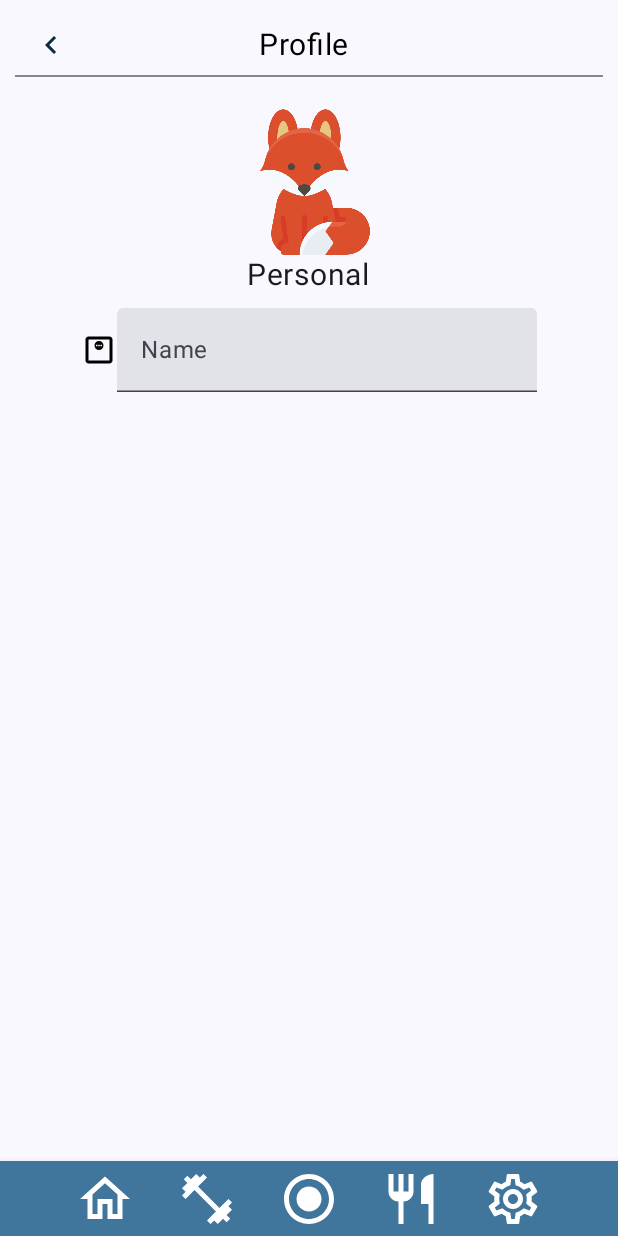
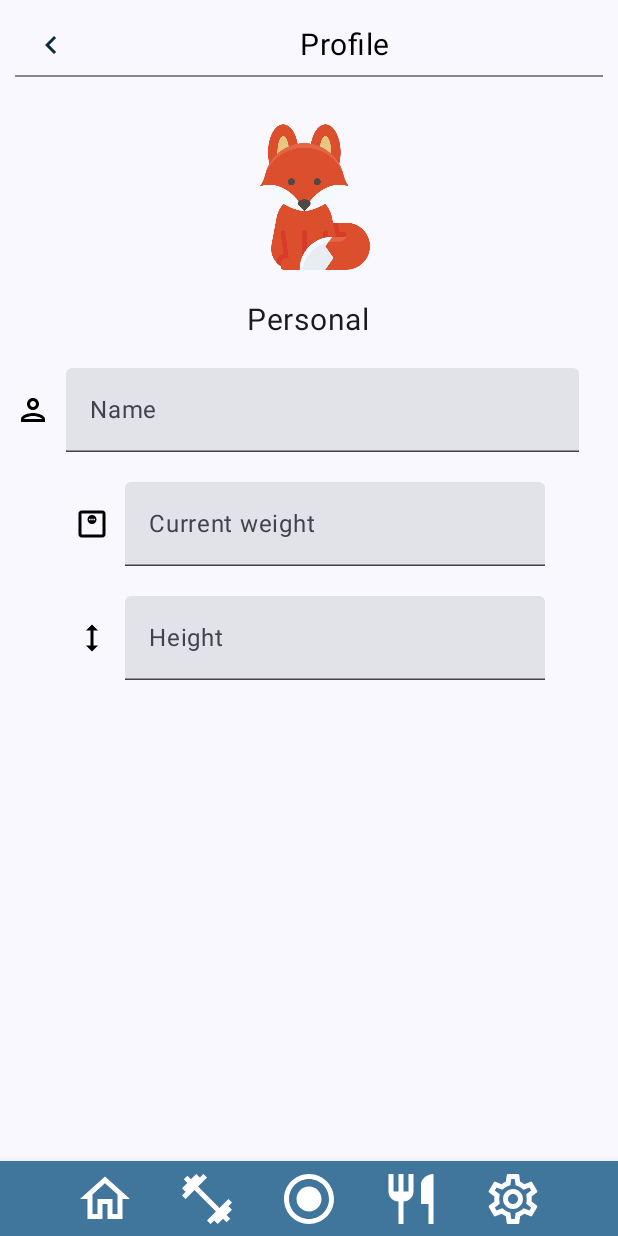
Before and after one commit to GeorgeWhittington/Fitness-App, an Android app built with Jetpack Compose: the ProfileSettings screen opened through its navigation route, on a phone screen of 412 x 824 dp. Run offline under Robolectric (Android 15) with nearby library versions, the phone set to English and light mode, and no system bars; our stand-ins replace Dagger/Hilt's generated code.

Commit message:
some setting stuff

```diff
--- a/app/src/main/java/com/foxden/fitnessapp/MainActivity.kt
+++ b/app/src/main/java/com/foxden/fitnessapp/MainActivity.kt
@@ -21,6 +21,7 @@ import com.foxden.fitnessapp.ui.SettingsScreen
 import com.foxden.fitnessapp.ui.NutritionTrackingScreen
 import com.foxden.fitnessapp.ui.ProfileSettings
 import com.foxden.fitnessapp.ui.DisplaySettings
+import com.foxden.fitnessapp.ui.GoalsSettings
 import com.foxden.fitnessapp.ui.theme.FitnessAppTheme
 import com.foxden.fitnessapp.utils.LocationViewModel
 import dagger.hilt.android.AndroidEntryPoint
@@ -36,6 +37,7 @@ object Routes {
 
     const val PROFILE_SETTINGS_SCREEN = "ProfileSettingsScreen"
     const val DISPLAY_SETTINGS_SCREEN = "DisplaySettingsScreen"
+    const val GOALS_SETTINGS_SCREEN = "GoalsSettingsScreen"
 
     const val DBTEST_SCREEN = "DBTestScreen"
 }
@@ -105,6 +107,9 @@ class MainActivity : ComponentActivity() {
                     composable(Routes.DISPLAY_SETTINGS_SCREEN) {
                         DisplaySettings(navigation = navController)
                     }
+                    composable(Routes.GOALS_SETTINGS_SCREEN) {
+                        GoalsSettings(navigation = navController)
+                    }
 
                     composable(Routes.DBTEST_SCREEN) {
                         DBTestScreen(navController, db)
--- a/app/src/main/java/com/foxden/fitnessapp/ui/DisplaySettings.kt
+++ b/app/src/main/java/com/foxden/fitnessapp/ui/DisplaySettings.kt
@@ -41,6 +41,9 @@ import com.foxden.fitnessapp.ui.theme.DarkBlue
 @SuppressLint("UnusedMaterial3ScaffoldPaddingParameter")
 @Composable
 fun DisplaySettings(navigation: NavController) {
+
+    val HeightUnitOptions = listOf("Feet","Cm")
+    var selectedHeightUnit by remember { mutableStateOf(HeightUnitOptions[0]) }
 
     val CalorieUnitOptions = listOf("kcal","kJ.")
     var selectedCalorieUnit by remember { mutableStateOf(CalorieUnitOptions[0]) }
@@ -106,24 +109,17 @@ fun DisplaySettings(navigation: NavController) {
                 selectedOptionText = selectedCalorieUnit,
                 updateSelection = {newSelection -> selectedCalorieUnit = newSelection }
             )
+            Spacer(modifier = Modifier.height(10.dp))
+            DropdownOption(
+                options = HeightUnitOptions, label = "Height unit",
+                selectedOptionText = selectedHeightUnit,
+                updateSelection = {newSelection -> selectedHeightUnit = newSelection }
+            )
         }
     }
 }
 
-@Composable
-fun PageName(text: String) {
-    Row(
-        verticalAlignment = Alignment.CenterVertically,
-        modifier = Modifier.fillMaxWidth()
-    ) {
-        Spacer(modifier = Modifier.weight(1f))
-        Text(
-            text = text, color = Color.Black, fontSize = 20.sp,
-            modifier = Modifier.weight(1f).align(Alignment.CenterVertically)
-        )
-        Spacer(modifier = Modifier.weight(1f))
-    }
-}
+
 
 
 @Composable
@@ -168,7 +164,8 @@ fun CalorieOption() {
         //.padding( vertical = 5.dp)
     ) {
         Text(
-            text = "Calorie/Nutrition Tracking", color = Color.Black, fontSize = 16.sp,
+            text = "Calorie/Nutrition Tracking",
+            color = Color.Black, fontSize = 16.sp,
             modifier = Modifier.weight(1f))
         Switch(
             checked = checkedState,
--- a/app/src/main/java/com/foxden/fitnessapp/ui/ProfileSettings.kt
+++ b/app/src/main/java/com/foxden/fitnessapp/ui/ProfileSettings.kt
@@ -2,6 +2,8 @@ package com.foxden.fitnessapp.ui
 
 import android.annotation.SuppressLint
 import androidx.compose.foundation.Image
+import androidx.compose.foundation.clickable
+import androidx.compose.foundation.layout.Arrangement
 import androidx.compose.foundation.layout.Column
 import androidx.compose.foundation.layout.Spacer
 import androidx.compose.foundation.layout.fillMaxWidth
@@ -30,7 +32,13 @@ import androidx.compose.runtime.setValue
 import androidx.compose.ui.text.input.TextFieldValue
 import androidx.compose.ui.unit.sp
 import androidx.compose.foundation.layout.size
+import androidx.compose.foundation.layout.widthIn
+import androidx.compose.foundation.text.BasicTextField
+import androidx.compose.material.TextButton
+import androidx.compose.material.icons.outlined.Person
 import androidx.compose.material.icons.outlined.MonitorWeight
+import androidx.compose.material.icons.outlined.Height
+import androidx.compose.ui.graphics.Color
 import com.foxden.fitnessapp.ui.components.NavBar
 
 @SuppressLint("UnusedMaterial3ScaffoldPaddingParameter")
@@ -38,6 +46,7 @@ import com.foxden.fitnessapp.ui.components.NavBar
 @Composable
 fun ProfileSettings(navigation: NavController) {
     val image = painterResource(R.drawable.fox)
+    var isModified by remember { mutableStateOf(false) }
 
     Scaffold (
         bottomBar = { NavBar(navigation = navigation)}
@@ -51,60 +60,152 @@ fun ProfileSettings(navigation: NavController) {
         ) {
             Row(
                 verticalAlignment = Alignment.CenterVertically,
+                horizontalArrangement = Arrangement.SpaceBetween,
                 modifier = Modifier
                     .height(40.dp)
 
             ) {
                 BackIcon{navigation.navigate(Routes.SETTINGS_SCREEN)}
+
                 PageName(text= "Profile")
+                SaveOption(isModified = isModified) {
+                    // Perform save action here
+
+                    isModified = false
+                }
+
             }
             RowDivider()
-            Spacer(modifier = Modifier.height(20.dp))
+            Spacer(modifier = Modifier.height(30.dp))
             Image(
                 painter = image,
                 contentDescription = stringResource(id = R.string.fox_alt_text),
                 modifier = Modifier.size(width = 100.dp, height = 100.dp) // Adjust width and height as needed
             )
+            Spacer(modifier = Modifier.height(20.dp))
             Row(
                 verticalAlignment = Alignment.CenterVertically
 
             ) {
                 Spacer(modifier = Modifier.weight(1f))
-                Text(text = "Personal" ,fontSize = 20.sp,)
+                Text(text = "Personal" ,fontSize = 20.sp)
                 Spacer(modifier = Modifier.weight(1f))
             }
-            Spacer(modifier = Modifier.height(10.dp))
-            Row(
-                verticalAlignment = Alignment.CenterVertically
 
-            ) {
-                WeightIcon()
-                NameInput()
-            }
-
+            Spacer(modifier = Modifier.height(20.dp))
+            NameInput { isModified = true }
+            Spacer(modifier = Modifier.height(20.dp))
+            WeightInput()
+            Spacer(modifier = Modifier.height(20.dp))
+            HeightInput()
 
 
 
         }
     }
 }
+@Composable
+    fun SaveOption(isModified: Boolean, onClick: () -> Unit) {
+
+    Row(
+        modifier = androidx.compose.ui.Modifier.fillMaxWidth(),
+        horizontalArrangement = Arrangement.End
+    ) {
+        if (isModified) {
+            //Spacer(modifier = androidx.compose.ui.Modifier.weight(1f))
+            TextButton(
+                onClick = { onClick() }
+            ) {
+                Text(text = "Save")
+            }
+        }
+    }
+
+
+}
+
 @OptIn(ExperimentalMaterial3Api::class)
 @Composable
-fun NameInput() {
+fun NameInput(onChange: () -> Unit) {
     var textState by remember { mutableStateOf(TextFieldValue()) }
-    Column {
+    val maxInputLength = 20
+    Row(
+        verticalAlignment = Alignment.CenterVertically
+
+    ) {
+        Icon(
+            Icons.Outlined.Person,
+            contentDescription = "person icon",
+            modifier = Modifier.padding(end = 10.dp)
+        )
+
+
         TextField(
+            modifier = Modifier
+                .weight(1f) // Take up remaining space in the row
+                //.widthIn(max = 200.dp)
+                .padding(end = 16.dp),
+            value = textState,
+            onValueChange = {
+                if (it.text.length <= maxInputLength) {
+                    textState = it
+                    onChange() // Notify parent about modification
+                }
+            },
+            placeholder = { Text("Name") },
+            singleLine = true,
+        )
+    }
+
+}
+
+@OptIn(ExperimentalMaterial3Api::class)
+@Composable
+fun WeightInput() {
+    var textState by remember { mutableStateOf(TextFieldValue()) }
+    Row(
+        verticalAlignment = Alignment.CenterVertically
+
+    ) {
+        Icon(
+            Icons.Outlined.MonitorWeight,
+            contentDescription = "weight icon",
+            modifier = Modifier.padding(end = 10.dp)
+            )
+
+
+        TextField(
+
             value = textState,
             onValueChange = { textState = it },
-            placeholder = { Text("Name") }
+            placeholder = { Text("Current weight") }
         )
+
     }
+
 }
 
+@OptIn(ExperimentalMaterial3Api::class)
 @Composable
-fun WeightIcon() {
-    Icon(
-        Icons.Outlined.MonitorWeight,
-        contentDescription = "next arrow"
-    )
+fun HeightInput() {
+    var textState by remember { mutableStateOf(TextFieldValue()) }
+    Row(
+        verticalAlignment = Alignment.CenterVertically
+
+    ) {
+        Icon(
+            Icons.Outlined.Height,
+            contentDescription = "height icon",
+            modifier = Modifier.padding(end = 10.dp)
+            )
+
+        TextField(
+
+            value = textState,
+            onValueChange = { textState = it },
+            placeholder = { Text("Height") }
+        )
+
+    }
+
 }
--- a/app/src/main/java/com/foxden/fitnessapp/ui/SettingsScreen.kt
+++ b/app/src/main/java/com/foxden/fitnessapp/ui/SettingsScreen.kt
@@ -20,6 +20,7 @@ import androidx.compose.ui.Alignment
 import androidx.compose.ui.Modifier
 import androidx.compose.ui.unit.dp
 import androidx.compose.foundation.clickable
+import androidx.compose.foundation.layout.Arrangement
 import androidx.compose.foundation.layout.Row
 import androidx.compose.foundation.layout.Spacer
 import androidx.compose.foundation.layout.height
@@ -45,7 +46,9 @@ fun SettingsScreen(navigation: NavController) {
             horizontalAlignment = Alignment.CenterHorizontally
         ) {
             RowOption("Profile") { navigation.navigate(Routes.PROFILE_SETTINGS_SCREEN) }
-
+            RowDivider()
+            Spacer(modifier = Modifier.height(20.dp))
+            RowOption("Goals") { navigation.navigate(Routes.GOALS_SETTINGS_SCREEN) }
             RowDivider()
             Spacer(modifier = Modifier.height(20.dp))
             RowOption("Display") { navigation.navigate(Routes.DISPLAY_SETTINGS_SCREEN) }
@@ -56,6 +59,22 @@ fun SettingsScreen(navigation: NavController) {
             Spacer(modifier = Modifier.height(50.dp))
             DeleteButton()
         }
+    }
+}
+
+@Composable
+fun PageName(text: String) {
+    Row(
+        verticalAlignment = Alignment.CenterVertically,
+        modifier = Modifier.fillMaxWidth(),
+        horizontalArrangement = Arrangement.Center
+    ) {
+        //Spacer(modifier = Modifier.weight(1f))
+        Text(
+            text = text, color = Color.Black, fontSize = 20.sp,
+            //modifier = Modifier.weight(1f).align(Alignment.CenterVertically)
+        )
+        //Spacer(modifier = Modifier.weight(1f))
     }
 }
 
```
